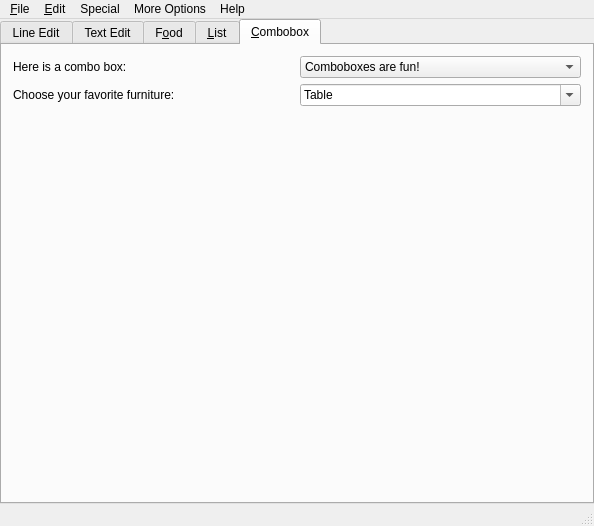
Above: examples/simple/mainwindow.ui from KDE/qtatspi before the change. Below: the same form after it.
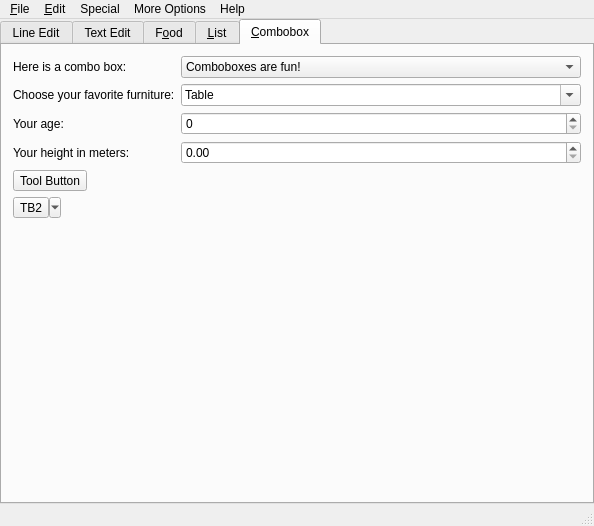
That is the form after the change. The open tabs and pages were chosen to show the change.

Commit message: Add spinner and toolbutton to example.

Diff of the .ui file:
```diff
--- a/examples/simple/mainwindow.ui
+++ b/examples/simple/mainwindow.ui
@@ -21,9 +21,9 @@
     <item>
      <widget class="QTabWidget" name="tabWidget">
       <property name="currentIndex">
-       <number>3</number>
+       <number>4</number>
       </property>
-      <widget class="QWidget" name="tab_7">
+      <widget class="QWidget" name="tab_1">
        <attribute name="title">
         <string>Line Edit</string>
        </attribute>
@@ -98,7 +98,7 @@
         </item>
        </layout>
       </widget>
-      <widget class="QWidget" name="tab_6">
+      <widget class="QWidget" name="tab_2">
        <attribute name="title">
         <string>Text Edit</string>
        </attribute>
@@ -109,18 +109,18 @@
            <string>&lt;!DOCTYPE HTML PUBLIC &quot;-//W3C//DTD HTML 4.0//EN&quot; &quot;http://www.w3.org/TR/REC-html40/strict.dtd&quot;&gt;
 &lt;html&gt;&lt;head&gt;&lt;meta name=&quot;qrichtext&quot; content=&quot;1&quot; /&gt;&lt;style type=&quot;text/css&quot;&gt;
 p, li { white-space: pre-wrap; }
-&lt;/style&gt;&lt;/head&gt;&lt;body style=&quot; font-family:'DejaVu Sans'; font-size:9pt; font-weight:400; font-style:normal;&quot;&gt;
+&lt;/style&gt;&lt;/head&gt;&lt;body style=&quot; font-family:'Ubuntu'; font-size:9pt; font-weight:400; font-style:normal;&quot;&gt;
 &lt;p style=&quot; margin-top:0px; margin-bottom:0px; margin-left:0px; margin-right:0px; -qt-block-indent:0; text-indent:0px;&quot;&gt;&lt;span style=&quot; font-family:'Sans Serif';&quot;&gt;Hello,&lt;/span&gt;&lt;/p&gt;
 &lt;p style=&quot; margin-top:0px; margin-bottom:0px; margin-left:0px; margin-right:0px; -qt-block-indent:0; text-indent:0px;&quot;&gt;&lt;span style=&quot; font-family:'Sans Serif';&quot;&gt;this is an example text.&lt;/span&gt;&lt;/p&gt;
 &lt;p style=&quot; margin-top:0px; margin-bottom:0px; margin-left:0px; margin-right:0px; -qt-block-indent:0; text-indent:0px;&quot;&gt;&lt;span style=&quot; font-family:'Sans Serif';&quot;&gt;Text can be &lt;/span&gt;&lt;span style=&quot; font-family:'Sans Serif'; font-weight:600;&quot;&gt;bold&lt;/span&gt;&lt;span style=&quot; font-family:'Sans Serif';&quot;&gt; or &lt;/span&gt;&lt;span style=&quot; font-family:'Sans Serif'; text-decoration: underline;&quot;&gt;underlined&lt;/span&gt;&lt;span style=&quot; font-family:'Sans Serif';&quot;&gt;.&lt;/span&gt;&lt;/p&gt;
 &lt;p style=&quot; margin-top:0px; margin-bottom:0px; margin-left:0px; margin-right:0px; -qt-block-indent:0; text-indent:0px;&quot;&gt;&lt;span style=&quot; font-family:'Sans Serif'; font-size:12pt;&quot;&gt;Big fonts&lt;/span&gt;&lt;span style=&quot; font-family:'Sans Serif';&quot;&gt; are possible too.&lt;/span&gt;&lt;/p&gt;
-&lt;p style=&quot; margin-top:0px; margin-bottom:0px; margin-left:0px; margin-right:0px; -qt-block-indent:0; text-indent:0px;&quot;&gt;&lt;span style=&quot; font-size:10pt; background-color:#ff0000;&quot;&gt;Let's give some color to &lt;/span&gt;&lt;span style=&quot; font-size:10pt; color:#f0f1f2; background-color:#14f01e;&quot;&gt;Qt&lt;/span&gt;&lt;span style=&quot; font-size:10pt;&quot;&gt; also.&lt;/span&gt;&lt;/p&gt;&lt;/body&gt;&lt;/html&gt;</string>
+&lt;p style=&quot; margin-top:0px; margin-bottom:0px; margin-left:0px; margin-right:0px; -qt-block-indent:0; text-indent:0px;&quot;&gt;&lt;span style=&quot; font-family:'DejaVu Sans'; font-size:10pt; background-color:#ff0000;&quot;&gt;Let's give some color to &lt;/span&gt;&lt;span style=&quot; font-family:'DejaVu Sans'; font-size:10pt; color:#f0f1f2; background-color:#14f01e;&quot;&gt;Qt&lt;/span&gt;&lt;span style=&quot; font-family:'DejaVu Sans'; font-size:10pt;&quot;&gt; also.&lt;/span&gt;&lt;/p&gt;&lt;/body&gt;&lt;/html&gt;</string>
           </property>
          </widget>
         </item>
        </layout>
       </widget>
-      <widget class="QWidget" name="tab_2">
+      <widget class="QWidget" name="tab_3">
        <attribute name="title">
         <string>F&amp;ood</string>
        </attribute>
@@ -189,7 +189,7 @@
         </item>
        </layout>
       </widget>
-      <widget class="QWidget" name="tab_3">
+      <widget class="QWidget" name="tab_4">
        <attribute name="title">
         <string>&amp;List</string>
        </attribute>
@@ -500,6 +500,16 @@
         <string>&amp;Combobox</string>
        </attribute>
        <layout class="QGridLayout" name="gridLayout_2">
+        <item row="2" column="0">
+         <widget class="QLabel" name="label_5">
+          <property name="text">
+           <string>Your age:</string>
+          </property>
+          <property name="buddy">
+           <cstring>comboBox_2</cstring>
+          </property>
+         </widget>
+        </item>
         <item row="0" column="0">
          <widget class="QLabel" name="label_3">
           <property name="text">
@@ -510,6 +520,9 @@
           </property>
          </widget>
         </item>
+        <item row="2" column="1">
+         <widget class="QSpinBox" name="spinBox"/>
+        </item>
         <item row="0" column="1">
          <widget class="QComboBox" name="comboBox">
           <item>
@@ -534,16 +547,6 @@
           </item>
          </widget>
         </item>
-        <item row="1" column="0">
-         <widget class="QLabel" name="label_4">
-          <property name="text">
-           <string>Choose your favorite furniture:</string>
-          </property>
-          <property name="buddy">
-           <cstring>comboBox_2</cstring>
-          </property>
-         </widget>
-        </item>
         <item row="1" column="1">
          <widget class="QComboBox" name="comboBox_2">
           <property name="editable">
@@ -571,7 +574,30 @@
           </item>
          </widget>
         </item>
-        <item row="2" column="0" colspan="2">
+        <item row="1" column="0">
+         <widget class="QLabel" name="label_4">
+          <property name="text">
+           <string>Choose your favorite furniture:</string>
+          </property>
+          <property name="buddy">
+           <cstring>comboBox_2</cstring>
+          </property>
+         </widget>
+        </item>
+        <item row="3" column="0">
+         <widget class="QLabel" name="label_6">
+          <property name="text">
+           <string>Your height in meters:</string>
+          </property>
+          <property name="buddy">
+           <cstring>comboBox_2</cstring>
+          </property>
+         </widget>
+        </item>
+        <item row="3" column="1">
+         <widget class="QDoubleSpinBox" name="doubleSpinBox"/>
+        </item>
+        <item row="6" column="0" colspan="2">
          <spacer name="verticalSpacer_2">
           <property name="orientation">
            <enum>Qt::Vertical</enum>
@@ -584,6 +610,29 @@
           </property>
          </spacer>
         </item>
+        <item row="4" column="0">
+         <widget class="QToolButton" name="toolButton">
+          <property name="text">
+           <string>Tool Button</string>
+          </property>
+         </widget>
+        </item>
+        <item row="5" column="0" colspan="2">
+         <widget class="QToolButton" name="toolButtonWithMenu">
+          <property name="text">
+           <string>TB2</string>
+          </property>
+          <property name="checkable">
+           <bool>false</bool>
+          </property>
+          <property name="popupMode">
+           <enum>QToolButton::MenuButtonPopup</enum>
+          </property>
+          <property name="toolButtonStyle">
+           <enum>Qt::ToolButtonIconOnly</enum>
+          </property>
+         </widget>
+        </item>
        </layout>
       </widget>
      </widget>
@@ -596,7 +645,7 @@
      <x>0</x>
      <y>0</y>
      <width>590</width>
-     <height>20</height>
+     <height>21</height>
     </rect>
    </property>
    <widget class="QMenu" name="menuFile">
```
The commit also changes 1 other file.
